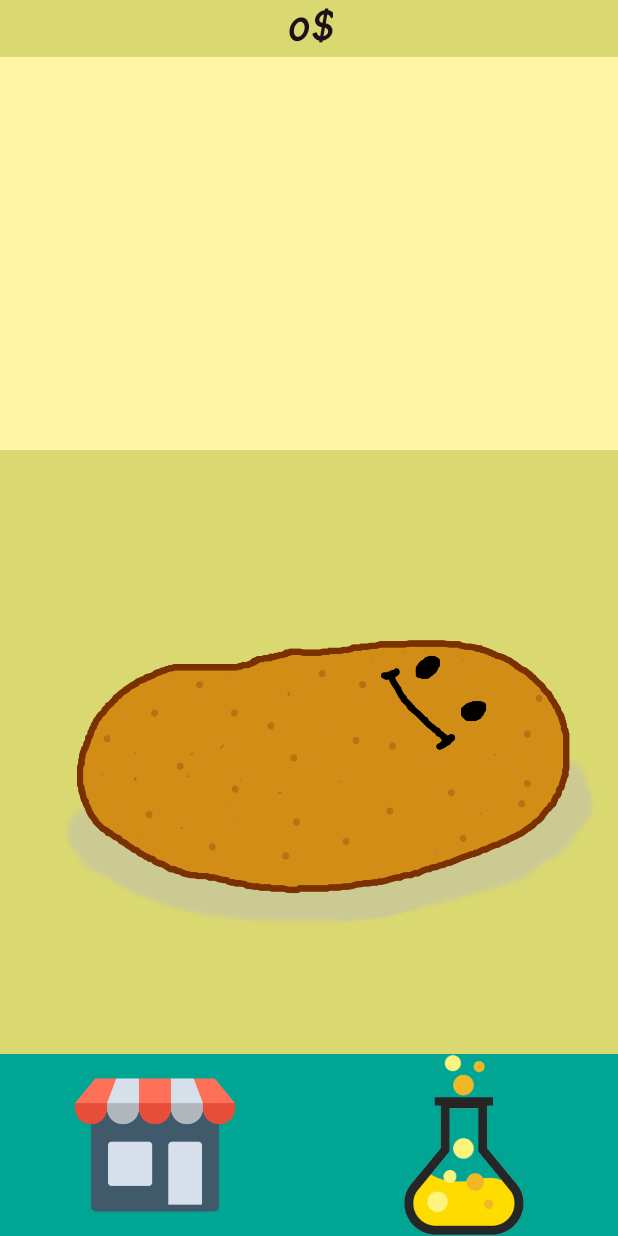
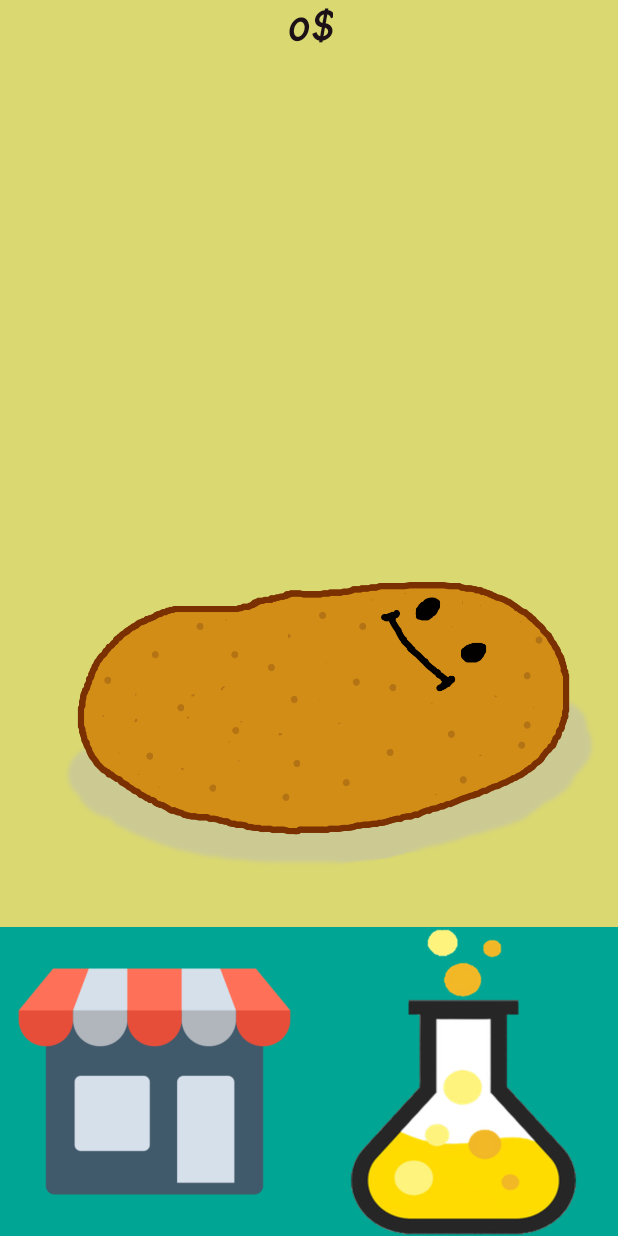
Before and after one commit to ZaharTu/clickertest, an Android app: the layout activity_main.xml on its own in the app's theme, with its tools: preview values and no code run, on a phone screen of 412 x 824 dp. Run offline under Robolectric (Android 15) with nearby library versions, the phone set to English and light mode, and no system bars.

Commit message:
15.03.2024

```diff
--- a/app/src/main/java/com/example/clickertest/FIleRedactor.java
+++ b/app/src/main/java/com/example/clickertest/FIleRedactor.java
@@ -47,9 +47,9 @@ public class FIleRedactor {
                             String item = MarketItems[i];
                             if (key.equals(item)) {
                                 if (item.equals("Лопат")){
-                                    repository.setIncrProgressBar(Integer.parseInt(value)/2);
+                                    repository.setAddBalanceClick(Integer.parseInt(value)+1);
                                 } else if (item.equals("Перчаток")) {
-                                    repository.setAddBalanceClick(Integer.parseInt(value)+1);
+                                    repository.setIncrProgressBar(Integer.parseInt(value));
                                 }
                                 repository.setMarketElem(i, Integer.parseInt(value));
                             }
--- a/app/src/main/java/com/example/clickertest/ProgressBar/ProgressBarAdapter.java
+++ b/app/src/main/java/com/example/clickertest/ProgressBar/ProgressBarAdapter.java
@@ -31,11 +31,11 @@ public class ProgressBarAdapter extends RecyclerView.Adapter<ProgressBarAdapter.
     Repository repository = Repository.newInstance();
     ProgressItem progressItem;
     Handler handler;
-    ProgressBarParallel parallel;
+
     public ProgressBarAdapter(Context context, ArrayList<Potato> potatoArrayList){
         this.context=context;
         this.potatoArrayList=potatoArrayList;
-
+        this.handler=new Handler();
     }
     @NonNull
     @Override
@@ -51,9 +51,20 @@ public class ProgressBarAdapter extends RecyclerView.Adapter<ProgressBarAdapter.
         holder.imageView.setImageResource(potatoArrayList.get(position).getImage());
         holder.progressBar.setMax(repository.getMaxDuration(position));
         progressItem=new ProgressItem(repository.getMaxDuration(position),holder.progressBar);
-        parallel=new ProgressBarParallel(progressItem,holder.button,position);
-        holder.button.setOnClickListener(v -> repository.IncrProgressBar(position));
-        parallel.start();
+        handler.postDelayed(new Runnable() {
+            @Override
+            public void run() {
+                int progress = repository.getProgress(position)+ repository.getIncrProgressBar(); // Увеличение прогресса на 1
+                if (progress <= repository.getMaxDuration(position)) {
+                    holder.progressBar.setProgress(progress);
+                    repository.setProgress(position,progress);
+                } else {
+                    holder.progressBar.setProgress(0);
+                    repository.IncrBalancePotato(position);
+                }
+                handler.postDelayed(this, 100);
+            }
+        }, 100);
     }
 
 
@@ -65,13 +76,11 @@ public class ProgressBarAdapter extends RecyclerView.Adapter<ProgressBarAdapter.
         ImageView imageView;
         TextView tvName;
         ProgressBar progressBar;
-        Button button;
         public MyViewHolder(@NonNull View itemView) {
             super(itemView);
             imageView = itemView.findViewById(R.id.ImageRecyclerBar);
             tvName = itemView.findViewById(R.id.TxtRecyclerBar);
             progressBar = itemView.findViewById(R.id.progressPotato);
-            button=itemView.findViewById(R.id.btnPotato);
         }
     }
 }
--- a/app/src/main/res/layout/activity_main.xml
+++ b/app/src/main/res/layout/activity_main.xml
@@ -1,5 +1,5 @@
 <?xml version="1.0" encoding="utf-8"?>
-<LinearLayout
+<androidx.constraintlayout.widget.ConstraintLayout
     xmlns:android="http://schemas.android.com/apk/res/android"
     xmlns:app="http://schemas.android.com/apk/res-auto"
     android:layout_width="match_parent"
@@ -7,83 +7,64 @@
     android:orientation="vertical"
     android:background="@color/BackMain"
     >
-    <androidx.constraintlayout.widget.ConstraintLayout
-        android:layout_width="match_parent"
-        android:layout_height="match_parent"
-        android:layout_weight="2.8">
+
     <TextView
         android:id="@+id/money"
         android:layout_width="wrap_content"
         android:layout_height="wrap_content"
-            android:layout_centerHorizontal="true"
         android:fontFamily="@font/abc"
         android:text="0$"
         android:textColor="@color/text"
         android:textSize="30sp"
         app:layout_constraintEnd_toEndOf="parent"
-            app:layout_constraintStart_toStartOf="parent" />
-    </androidx.constraintlayout.widget.ConstraintLayout>
-    <androidx.constraintlayout.widget.ConstraintLayout
-        android:layout_width="match_parent"
-        android:layout_height="match_parent"
-        android:layout_weight="2"
-        android:background="@color/ProgressBar"
-        >
+        app:layout_constraintStart_toStartOf="parent"
+        app:layout_constraintTop_toTopOf="parent"
+        />
+
     <androidx.recyclerview.widget.RecyclerView
         android:id="@+id/RecyclerPotato"
-            android:layout_width="match_parent"
-            android:layout_height="match_parent"/>
-    </androidx.constraintlayout.widget.ConstraintLayout>
-
-    <RelativeLayout
-        android:layout_width="match_parent"
-        android:layout_height="match_parent"
-        android:orientation="vertical"
-        android:layout_weight="1.5"
-        >
+        android:layout_width="0dp"
+        android:layout_height="0dp"
+        app:layout_constraintBottom_toTopOf="@+id/potatobtn"
+        app:layout_constraintEnd_toEndOf="parent"
+        app:layout_constraintStart_toStartOf="parent"
+        app:layout_constraintTop_toBottomOf="@+id/money" />
 
     <ImageButton
         android:id="@+id/potatobtn"
-            android:layout_width="match_parent"
-            android:layout_height="match_parent"
+        android:layout_width="wrap_content"
+        android:layout_height="wrap_content"
         android:adjustViewBounds="true"
         android:background="@color/BackMain"
         android:scaleType="centerInside"
-            android:src="@drawable/potato" />
-
-
-    </RelativeLayout>
-
-    <LinearLayout
-        android:layout_width="match_parent"
-        android:layout_height="match_parent"
-        android:layout_weight="2.5"
-        android:gravity="bottom"
-        android:orientation="horizontal">
-
+        android:src="@drawable/potato"
+        app:layout_constraintBottom_toTopOf="@+id/btnmarket"
+        app:layout_constraintEnd_toEndOf="parent"
+        app:layout_constraintStart_toStartOf="parent"
+        app:layout_constraintTop_toBottomOf="@+id/RecyclerPotato" />
 
     <ImageButton
         android:id="@+id/btnmarket"
-            android:layout_width="match_parent"
+        android:layout_width="0dp"
         android:layout_height="wrap_content"
-            android:layout_weight="1"
         android:adjustViewBounds="true"
         android:background="@color/btnbottom"
         android:scaleType="centerInside"
-            android:src="@drawable/store" />
+        android:src="@drawable/store"
+        app:layout_constraintBottom_toBottomOf="parent"
+        app:layout_constraintEnd_toStartOf="@+id/btnskip"
+        app:layout_constraintStart_toStartOf="parent" />
 
     <ImageButton
         android:id="@+id/btnskip"
-            android:layout_width="match_parent"
+        android:layout_width="0dp"
         android:layout_height="wrap_content"
-            android:layout_weight="1"
         android:adjustViewBounds="true"
         android:background="@color/btnbottom"
         android:scaleType="centerInside"
         android:src="@drawable/colba2"
-            app:layout_constraintEnd_toEndOf="parent" />
+        app:layout_constraintBottom_toBottomOf="parent"
+        app:layout_constraintEnd_toEndOf="parent"
+        app:layout_constraintStart_toEndOf="@id/btnmarket" />
 
-
-    </LinearLayout>
-
-</LinearLayout>
+</androidx.constraintlayout.widget.ConstraintLayout>
```
Also changed, not shown: app/src/main/java/com/example/clickertest/IM_adapter.java (+13 -2 lines), app/src/main/java/com/example/clickertest/ProgressBar/ProgressBarParallel.java (deleted, +0 -48 lines), app/src/main/res/layout/mainpotatobar.xml (+5 -11 lines), app/src/main/res/layout/upgradeitem1.xml (+20 -19 lines), app/src/main/res/values/strings.xml (+6 -6 lines), app/src/main/res/drawable/colba2.png. Lines whose indentation alone changed are shown as unchanged.
